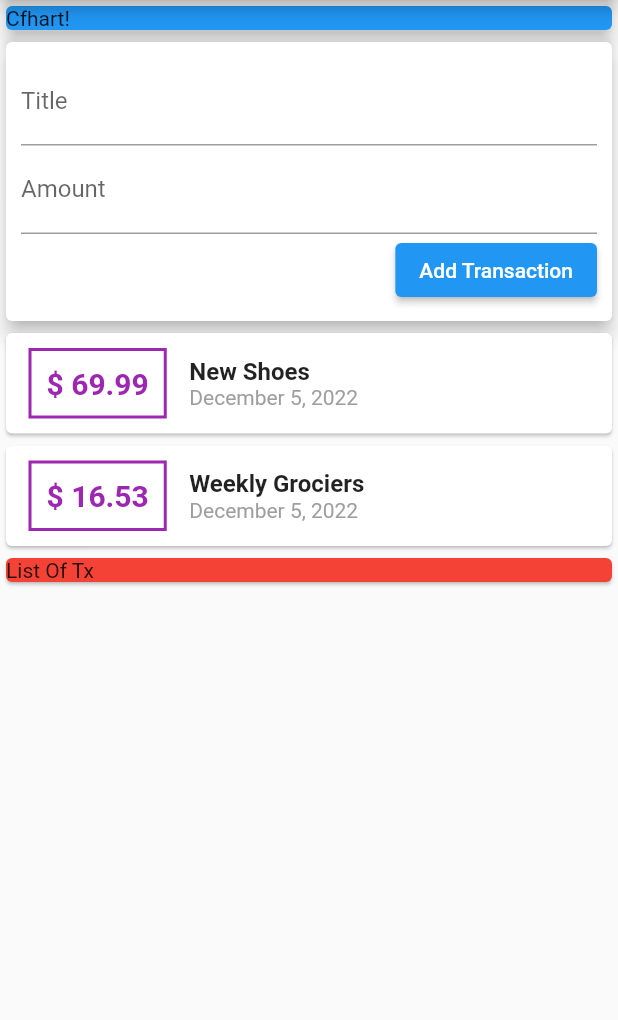
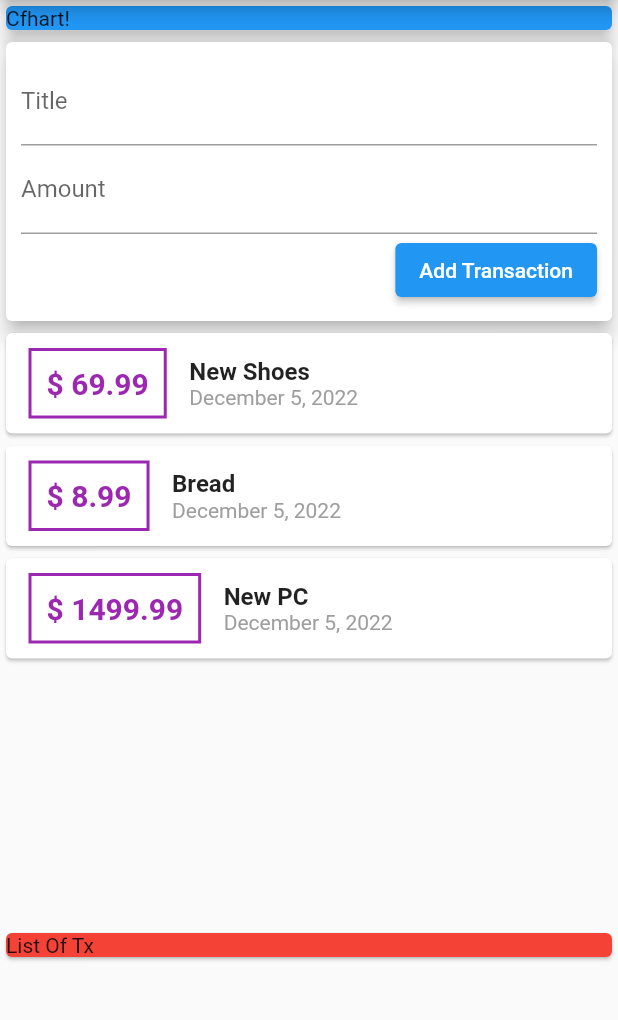
Before and after one commit to Shunsuke-Torus/Finance_app, a Flutter app: the screen it shows after launch, after a tap on "Add Transaction", on a phone screen of 412 x 824 dp, the part 84-1104 px from its top. Run offline on Flutter 3.47's test engine with Material 2 defaults, Android fonts, the phone set to English and light mode, and no system bars.

Commit message:
Add:商品と金額を追加で入力出来るようにした｡(数字の押しやすいキーボードに変更) Add:スクロール可能にした

```diff
--- a/lib/main.dart
+++ b/lib/main.dart
@@ -1,6 +1,5 @@
 import 'package:flutter/material.dart';
-import 'transaction.dart';
-import 'package:intl/intl.dart';
+import 'widgets/user_transaction.dart';
 
 void main() {
   runApp(const MyApp());
@@ -8,51 +7,23 @@ void main() {
 
 class MyApp extends StatelessWidget {
   const MyApp({super.key});
-
-  // This widget is the root of your application.
   @override
   Widget build(BuildContext context) {
     return MaterialApp(
-      title: 'Flutter Demo',
-      theme: ThemeData(
-        primarySwatch: Colors.blue,
-      ),
-      home: const MyHomePage(title: 'Finance App'),
+      home: _MyHomePage(),
     );
   }
 }
 
-class MyHomePage extends StatefulWidget {
-  const MyHomePage({super.key, required this.title});
-
-  final String title;
-
-  @override
-  State<MyHomePage> createState() => _MyHomePageState();
-}
-
-class _MyHomePageState extends State<MyHomePage> {
-  final List<Transaction> transactions = [
-    Transaction(
-      id: "t1",
-      title: "New Shoes",
-      amount: 69.99,
-      date: DateTime.now(),
-    ),
-    Transaction(
-      id: "t2",
-      title: "Weekly Grociers",
-      amount: 16.53,
-      date: DateTime.now(),
-    ),
-  ];
+class _MyHomePage extends StatelessWidget {
   @override
   Widget build(BuildContext context) {
     return Scaffold(
         appBar: AppBar(
-          title: Text(widget.title),
+          title: Text("Finance App"),
         ),
-        body: Column(
+        body: SingleChildScrollView(
+          child: Column(
             // mainAxisAlignment: MainAxisAlignment.spaceAround,
             crossAxisAlignment: CrossAxisAlignment.stretch,
             children: <Widget>[
@@ -66,88 +37,13 @@ class _MyHomePageState extends State<MyHomePage> {
                   ),
                 ),
               ),
-            Card(
-              elevation: 5,
-              child: Container(
-                padding: EdgeInsets.all(10),
-                child: Column(
-                  crossAxisAlignment: CrossAxisAlignment.end,
-                  children: [
-                    TextField(
-                      decoration: InputDecoration(
-                        labelText: "Title",
-                      ),
-                    ),
-                    TextField(
-                      decoration: InputDecoration(
-                        labelText: "Amount",
-                      ),
-                    ),
-                    ElevatedButton(
-                      onPressed: () {},
-                      child: Text(
-                        "Add Transaction",
-                      ),
-                    )
-                  ],
-                ),
-              ),
-            ),
-            Column(
-              children: transactions.map((tx) {
-                return Card(
-                  child: Row(
-                    children: [
-                      Container(
-                        margin: EdgeInsets.symmetric(
-                          vertical: 10,
-                          horizontal: 15,
-                        ),
-                        decoration: BoxDecoration(
-                          border: Border.all(
-                            color: Colors.purple,
-                            width: 2,
-                          ),
-                        ),
-                        padding: EdgeInsets.all(10),
-                        child: Text(
-                          //特殊文字の場合は､
-                          "\$ ${tx.amount}",
-                          style: TextStyle(
-                              //太字
-                              fontWeight: FontWeight.bold,
-                              fontSize: 20,
-                              color: Colors.purple),
-                        ),
-                      ),
-                      Column(
-                        crossAxisAlignment: CrossAxisAlignment.start,
-                        children: [
-                          Text(
-                            tx.title,
-                            style: TextStyle(
-                              fontSize: 16,
-                              fontWeight: FontWeight.bold,
-                            ),
-                          ),
-                          Text(
-                            DateFormat.yMMMMd().format(tx.date),
-                            style: TextStyle(
-                              color: Colors.grey,
-                            ),
-                          ),
-                        ],
-                      ),
-                    ],
-                  ),
-                );
-              }).toList(),
-            ),
+              UserTransactions(),
               Card(
                 color: Colors.red,
                 child: Text("List Of Tx"),
               ),
             ],
+          ),
         ));
   }
 }
--- /dev/null
+++ b/lib/widgets/new_transaction.dart
@@ -0,0 +1,60 @@
+import 'package:flutter/material.dart';
+
+class NewTransaction extends StatelessWidget {
+  final titleController = TextEditingController();
+  final amountController = TextEditingController();
+  final Function addTx;
+  NewTransaction({required this.addTx});
+
+  void submitData() {
+    final enteredTitle = titleController.text;
+    final enteredAmount = double.parse(amountController.text);
+    if (enteredTitle.isEmpty || enteredAmount <= 0) {
+      return;
+    }
+    addTx(
+      enteredTitle,
+      enteredAmount,
+    );
+  }
+
+  @override
+  Widget build(BuildContext context) {
+    return Card(
+      elevation: 5,
+      child: Container(
+        padding: EdgeInsets.all(10),
+        child: Column(
+          crossAxisAlignment: CrossAxisAlignment.end,
+          children: [
+            TextField(
+              decoration: InputDecoration(
+                labelText: "Title",
+              ),
+              controller: titleController,
+              onSubmitted: (_) => submitData(),
+              // onChanged: (value) {
+              //   titleInput = value;
+              // },
+            ),
+            TextField(
+              decoration: InputDecoration(
+                labelText: "Amount",
+              ),
+              controller: amountController,
+              keyboardType: TextInputType.number,
+              onSubmitted: (_) => submitData(),
+              // onChanged: (value) => amountInput = value,
+            ),
+            ElevatedButton(
+              onPressed: submitData,
+              child: Text(
+                "Add Transaction",
+              ),
+            ),
+          ],
+        ),
+      ),
+    );
+  }
+}
--- /dev/null
+++ b/lib/widgets/transaction_list.dart
@@ -0,0 +1,68 @@
+import 'package:flutter/material.dart';
+import 'package:intl/intl.dart';
+import '../models/transaction.dart';
+
+class TransactionList extends StatelessWidget {
+  final List<Transaction> transactions;
+
+  TransactionList({required this.transactions});
+
+  @override
+  Widget build(BuildContext context) {
+    return Container(
+      height: 400,
+      child: ListView.builder(
+        itemBuilder: (ctx, index) {
+          return Card(
+            child: Row(
+              children: [
+                Container(
+                  margin: EdgeInsets.symmetric(
+                    vertical: 10,
+                    horizontal: 15,
+                  ),
+                  decoration: BoxDecoration(
+                    border: Border.all(
+                      color: Colors.purple,
+                      width: 2,
+                    ),
+                  ),
+                  padding: EdgeInsets.all(10),
+                  child: Text(
+                    //特殊文字の場合は､
+                    "\$ ${transactions[index].amount.toStringAsFixed(2)}",
+                    style: TextStyle(
+                        //太字
+                        fontWeight: FontWeight.bold,
+                        fontSize: 20,
+                        color: Colors.purple),
+                  ),
+                ),
+                Column(
+                  crossAxisAlignment: CrossAxisAlignment.start,
+                  children: [
+                    Text(
+                      transactions[index].title,
+                      style: TextStyle(
+                        fontSize: 16,
+                        fontWeight: FontWeight.bold,
+                      ),
+                    ),
+                    Text(
+                      DateFormat.yMMMMd().format(transactions[index].date),
+                      style: TextStyle(
+                        color: Colors.grey,
+                      ),
+                    ),
+                  ],
+                ),
+              ],
+            ),
+          );
+        },
+        // 構築すべきアイテム数
+        itemCount: transactions.length,
+      ),
+    );
+  }
+}
--- /dev/null
+++ b/lib/widgets/user_transaction.dart
@@ -0,0 +1,59 @@
+import 'package:flutter/material.dart';
+import './transaction_list.dart';
+import './new_transaction.dart';
+import '../models/transaction.dart';
+
+class UserTransactions extends StatefulWidget {
+  @override
+  _UserTransactions createState() => _UserTransactions();
+}
+
+class _UserTransactions extends State<UserTransactions> {
+  final List<Transaction> _userTransaction = [
+    Transaction(
+      id: "t1",
+      title: "New Shoes",
+      amount: 69.99,
+      date: DateTime.now(),
+    ),
+    Transaction(
+      id: "t2",
+      title: "Bread",
+      amount: 8.99,
+      date: DateTime.now(),
+    ),
+    Transaction(
+      id: "t3",
+      title: "New PC",
+      amount: 1499.99,
+      date: DateTime.now(),
+    ),
+  ];
+
+  void _addNewTransaction(String txTitle, double txAmount) {
+    final newTx = Transaction(
+      id: DateTime.now().toString(),
+      title: txTitle,
+      amount: txAmount,
+      date: DateTime.now(),
+    );
+    //更新するsetState
+    setState(() {
+      _userTransaction.add(newTx);
+      // スプレッド演算子で展開せずにポインタを受け継いだ状態で_userTransaction内に入れる｡
+      // _userTransaction = [..._userTransaction, newTx];
+    });
+  }
+
+  @override
+  Widget build(BuildContext context) {
+    return Column(
+      children: [
+        NewTransaction(
+          addTx: _addNewTransaction,
+        ),
+        TransactionList(transactions: _userTransaction),
+      ],
+    );
+  }
+}
```
Also changed, not shown: lib/models/transaction.dart (renamed from lib/transaction.dart). Lines whose indentation alone changed are shown as unchanged.
